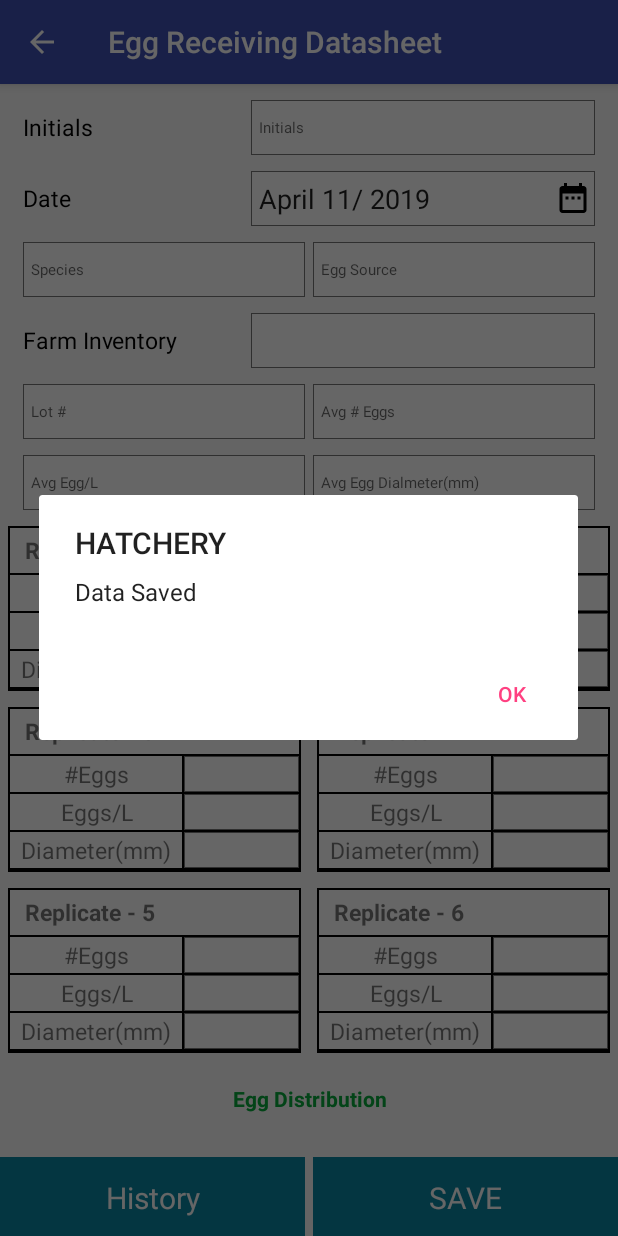
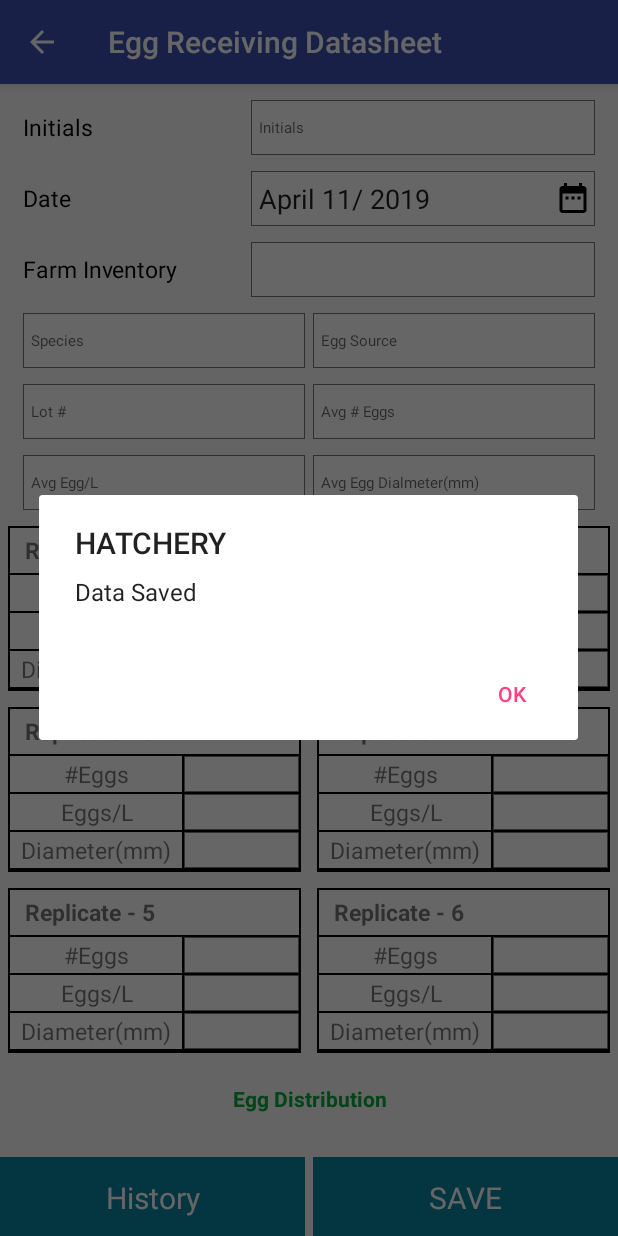
Before and after one commit to Kadarusree/Hatchery, an Android app: the Egg_Receiving_Sheet screen opened directly, with no data from a screen before it, after a tap on "SAVE", on a phone screen of 412 x 824 dp. Run offline under Robolectric (Android 15) with nearby library versions, the phone set to English and light mode, and no system bars; our stand-ins replace Firebase (no records; nobody signed in at launch, a user with empty details on screens opened directly); Roboto replaces fonts that are not available here.

Commit message:
Final Changes

```diff
--- a/app/src/main/java/shiva/com/hatchery/egg/Egg_Receiving_Sheet.java
+++ b/app/src/main/java/shiva/com/hatchery/egg/Egg_Receiving_Sheet.java
@@ -61,6 +61,10 @@ public class Egg_Receiving_Sheet extends AppCompatActivity {
 
     private ProgressDialog mProgressDialog;
     FirebaseFirestore db;
+
+    int total_eggs = 0;
+    int total_eggs_pl = 0;
+    int total_diamter = 0;
 
     @Override
     protected void onCreate(Bundle savedInstanceState) {
@@ -143,10 +147,12 @@ public class Egg_Receiving_Sheet extends AppCompatActivity {
 
         Helper.getListViewSize(mList);
         mAdapter.notifyDataSetChanged();
+        Toast.makeText(getApplicationContext(),"Added into Distribution List",Toast.LENGTH_SHORT).show();
     }
 
 
     public void mrng_chk_save(View view) {
+        caluclate_avg_values();
         Map<String, Object> feedData = new HashMap<>();
         feedData.put("Tank_ID", Constants.TANK_NUMBER);
 
@@ -225,4 +231,76 @@ startActivity(new Intent(getApplicationContext(),Egg_History.class));}
             }
         }, currentDate.get(Calendar.YEAR), currentDate.get(Calendar.MONTH), currentDate.get(Calendar.DATE)).show();
     }
+
+    public void caluclate_avg_values(){
+        if(r1_eggs.getText().toString().length()>0){
+            total_eggs = total_eggs+Integer.parseInt(r1_eggs.getText().toString());
+        }
+        if(r2_eggs.getText().toString().length()>0){
+            total_eggs = total_eggs+Integer.parseInt(r2_eggs.getText().toString());
+        }
+        if(r3_eggs.getText().toString().length()>0){
+            total_eggs = total_eggs+Integer.parseInt(r3_eggs.getText().toString());
+        }
+        if(r4_eggs.getText().toString().length()>0){
+            total_eggs = total_eggs+Integer.parseInt(r4_eggs.getText().toString());
+        }
+        if(r5_eggs.getText().toString().length()>0){
+            total_eggs = total_eggs+Integer.parseInt(r5_eggs.getText().toString());
+        }
+        if(r6_eggs.getText().toString().length()>0){
+            total_eggs = total_eggs+Integer.parseInt(r6_eggs.getText().toString());
+        }
+        //-------------------------------------------------------------------------//
+        if(r1_eggspl.getText().toString().length()>0){
+            total_eggs_pl = total_eggs_pl+Integer.parseInt(r1_eggspl.getText().toString());
+        }
+        if(r2_eggspl.getText().toString().length()>0){
+            total_eggs_pl = total_eggs_pl+Integer.parseInt(r2_eggspl.getText().toString());
+        }
+        if(r3_eggspl.getText().toString().length()>0){
+            total_eggs_pl = total_eggs_pl+Integer.parseInt(r3_eggspl.getText().toString());
+        }
+        if(r4_eggspl.getText().toString().length()>0){
+            total_eggs_pl = total_eggs_pl+Integer.parseInt(r4_eggspl.getText().toString());
+        }
+        if(r5_eggspl.getText().toString().length()>0){
+            total_eggs_pl = total_eggs_pl+Integer.parseInt(r5_eggspl.getText().toString());
+        }
+        if(r6_eggspl.getText().toString().length()>0){
+            total_eggs_pl = total_eggs_pl+Integer.parseInt(r6_eggspl.getText().toString());
+        }
+        //-------------------------------------------------------------------------------//
+        if(r1_diameter.getText().toString().length()>0){
+            total_diamter = total_diamter+Integer.parseInt(r1_diameter.getText().toString());
+        }
+        if(r2_diameter.getText().toString().length()>0){
+            total_diamter = total_diamter+Integer.parseInt(r2_diameter.getText().toString());
+        }
+        if(r3_diameter.getText().toString().length()>0){
+            total_diamter = total_diamter+Integer.parseInt(r3_diameter.getText().toString());
+        }
+        if(r4_diameter.getText().toString().length()>0){
+            total_diamter = total_diamter+Integer.parseInt(r4_diameter.getText().toString());
+        }
+        if(r5_diameter.getText().toString().length()>0){
+            total_diamter = total_diamter+Integer.parseInt(r5_diameter.getText().toString());
+        }
+        if(r6_diameter.getText().toString().length()>0){
+            total_diamter = total_diamter+Integer.parseInt(r6_diameter.getText().toString());
+        }
+
+        if(total_eggs>0){
+           float avg__eggs = total_eggs/6;
+           avg_eggs.setText("Avg # Eggs : "+avg__eggs+"");
+        }
+        if(total_eggs_pl>0){
+            float avg_eggs_pl = total_eggs_pl/6;
+            avg_egspl.setText("Avg Egg/L : "+avg_eggs_pl+"");
+        }
+        if(total_diamter>0){
+            float avg_diameter = total_diamter/6;
+            avg_egg_diameter.setText("Avg Egg Diameter(mm) : "+avg_diameter+"");
+        }
+    }
 }
--- a/app/src/main/java/shiva/com/hatchery/weightSample/WeightSample.java
+++ b/app/src/main/java/shiva/com/hatchery/weightSample/WeightSample.java
@@ -225,7 +225,7 @@ public class WeightSample extends AppCompatActivity {
             @Override
             public void onTextChanged(CharSequence s, int start, int before, int count) {
                 if(s.toString().length()>0&&!s.toString().endsWith(".")){
-                    sample_wt_2 = getFloatFrom(Sw1);
+                    sample_wt_2 = getFloatFrom(Sw2);
 
                     if(sample_wt_2>0&&number_2>0){
                         avg_kg_2 = sample_wt_2/number_2;
@@ -284,7 +284,7 @@ public class WeightSample extends AppCompatActivity {
             @Override
             public void onTextChanged(CharSequence s, int start, int before, int count) {
                 if(s.toString().length()>0&&!s.toString().endsWith(".")){
-                    sample_wt_3 = getFloatFrom(Sw1);
+                    sample_wt_3 = getFloatFrom(Sw3);
 
                     if(sample_wt_3>0&&number_3>0){
                         avg_kg_3 = sample_wt_3/number_3;
--- a/app/src/main/res/layout/activity_egg__receiving__sheet.xml
+++ b/app/src/main/res/layout/activity_egg__receiving__sheet.xml
@@ -87,7 +87,37 @@
                     android:paddingLeft="@dimen/dp_5"
                     android:singleLine="true" />
             </LinearLayout>
-
+            <LinearLayout
+                android:layout_width="match_parent"
+                android:layout_height="0dp"
+                android:layout_marginLeft="@dimen/dp_15"
+                android:layout_marginRight="@dimen/dp_15"
+                android:layout_weight="0.15">
+
+                <TextView
+                    android:layout_width="0dp"
+                    android:layout_height="match_parent"
+                    android:layout_weight="0.4"
+                    android:gravity="left|center"
+                    android:text="Farm Inventory"
+                    android:textColor="@color/black"
+                    android:textSize="@dimen/dp_15" />
+
+                <EditText
+                    android:id="@+id/egg_farm_inventory"
+                    android:layout_width="0dp"
+                    android:layout_height="match_parent"
+                    android:layout_marginBottom="@dimen/dp_5"
+                    android:layout_marginTop="@dimen/dp_5"
+                    android:layout_weight="0.6"
+                    android:background="@drawable/bg_edittext"
+                    android:gravity="left|center"
+                    android:imeOptions="actionNext"
+                    android:paddingLeft="@dimen/dp_5"
+                    android:paddingRight="@dimen/dp_5"
+                    android:singleLine="true"
+                    android:textSize="@dimen/dp_10"></EditText>
+            </LinearLayout>
             <LinearLayout
                 android:layout_width="match_parent"
                 android:layout_height="0dp"
@@ -135,37 +165,6 @@
                 android:layout_marginRight="@dimen/dp_15"
                 android:layout_weight="0.15">
 
-                <TextView
-                    android:layout_width="0dp"
-                    android:layout_height="match_parent"
-                    android:layout_weight="0.4"
-                    android:gravity="left|center"
-                    android:text="Farm Inventory"
-                    android:textColor="@color/black"
-                    android:textSize="@dimen/dp_15" />
-
-                <EditText
-                    android:id="@+id/egg_farm_inventory"
-                    android:layout_width="0dp"
-                    android:layout_height="match_parent"
-                    android:layout_marginBottom="@dimen/dp_5"
-                    android:layout_marginTop="@dimen/dp_5"
-                    android:layout_weight="0.6"
-                    android:background="@drawable/bg_edittext"
-                    android:gravity="left|center"
-                    android:imeOptions="actionNext"
-                    android:paddingLeft="@dimen/dp_5"
-                    android:paddingRight="@dimen/dp_5"
-                    android:singleLine="true"
-                    android:textSize="@dimen/dp_10"></EditText>
-            </LinearLayout>
-            <LinearLayout
-                android:layout_width="match_parent"
-                android:layout_height="0dp"
-                android:layout_marginLeft="@dimen/dp_15"
-                android:layout_marginRight="@dimen/dp_15"
-                android:layout_weight="0.15">
-
                 <EditText
                     android:id="@+id/egg_lot"
                     android:layout_width="0dp"
@@ -197,6 +196,7 @@
                     android:paddingLeft="@dimen/dp_5"
                     android:paddingRight="@dimen/dp_5"
                     android:singleLine="true"
+                    android:enabled="false"
                     android:textSize="@dimen/dp_10"></EditText>
             </LinearLayout>
             <LinearLayout
@@ -220,6 +220,7 @@
                     android:paddingLeft="@dimen/dp_5"
                     android:paddingRight="@dimen/dp_5"
                     android:singleLine="true"
+                    android:enabled="false"
                     android:layout_marginRight="@dimen/dp_5"
                     android:textSize="@dimen/dp_10"></EditText>
 
@@ -237,6 +238,7 @@
                     android:paddingLeft="@dimen/dp_5"
                     android:paddingRight="@dimen/dp_5"
                     android:singleLine="true"
+                    android:enabled="false"
                     android:textSize="@dimen/dp_10"></EditText>
             </LinearLayout>
 
@@ -338,7 +340,7 @@
                                     android:background="@drawable/bg_edittext"
                                     android:gravity="left|center"
                                     android:imeOptions="actionNext"
-                                    android:inputType="numberDecimal"
+                                    android:inputType="number"
                                     android:paddingLeft="@dimen/dp_5"
                                     android:paddingRight="@dimen/dp_5"
                                     android:singleLine="true"
@@ -435,7 +437,7 @@
                                     android:background="@drawable/bg_edittext"
                                     android:gravity="left|center"
                                     android:imeOptions="actionNext"
-                                    android:inputType="numberDecimal"
+                                    android:inputType="number"
                                     android:paddingLeft="@dimen/dp_5"
                                     android:paddingRight="@dimen/dp_5"
                                     android:singleLine="true"
@@ -536,7 +538,7 @@
                                     android:background="@drawable/bg_edittext"
                                     android:gravity="left|center"
                                     android:imeOptions="actionNext"
-                                    android:inputType="numberDecimal"
+                                    android:inputType="number"
                                     android:paddingLeft="@dimen/dp_5"
                                     android:paddingRight="@dimen/dp_5"
                                     android:singleLine="true"
@@ -633,7 +635,7 @@
                                     android:background="@drawable/bg_edittext"
                                     android:gravity="left|center"
                                     android:imeOptions="actionNext"
-                                    android:inputType="numberDecimal"
+                                    android:inputType="number"
                                     android:paddingLeft="@dimen/dp_5"
                                     android:paddingRight="@dimen/dp_5"
                                     android:singleLine="true"
@@ -741,7 +743,7 @@
                                     android:background="@drawable/bg_edittext"
                                     android:gravity="left|center"
                                     android:imeOptions="actionNext"
-                                    android:inputType="numberDecimal"
+                                    android:inputType="number"
                                     android:paddingLeft="@dimen/dp_5"
                                     android:paddingRight="@dimen/dp_5"
                                     android:singleLine="true"
@@ -838,7 +840,7 @@
                                     android:background="@drawable/bg_edittext"
                                     android:gravity="left|center"
                                     android:imeOptions="actionNext"
-                                    android:inputType="numberDecimal"
+                                    android:inputType="number"
                                     android:paddingLeft="@dimen/dp_5"
                                     android:paddingRight="@dimen/dp_5"
                                     android:singleLine="true"
@@ -939,7 +941,7 @@
                                     android:background="@drawable/bg_edittext"
                                     android:gravity="left|center"
                                     android:imeOptions="actionNext"
-                                    android:inputType="numberDecimal"
+                                    android:inputType="number"
                                     android:paddingLeft="@dimen/dp_5"
                                     android:paddingRight="@dimen/dp_5"
                                     android:singleLine="true"
@@ -1036,7 +1038,7 @@
                                     android:background="@drawable/bg_edittext"
                                     android:gravity="left|center"
                                     android:imeOptions="actionNext"
-                                    android:inputType="numberDecimal"
+                                    android:inputType="number"
                                     android:paddingLeft="@dimen/dp_5"
                                     android:paddingRight="@dimen/dp_5"
                                     android:singleLine="true"
@@ -1143,7 +1145,7 @@
                                     android:background="@drawable/bg_edittext"
                                     android:gravity="left|center"
                                     android:imeOptions="actionNext"
-                                    android:inputType="numberDecimal"
+                                    android:inputType="number"
                                     android:paddingLeft="@dimen/dp_5"
                                     android:paddingRight="@dimen/dp_5"
                                     android:singleLine="true"
@@ -1240,7 +1242,7 @@
                                     android:background="@drawable/bg_edittext"
                                     android:gravity="left|center"
                                     android:imeOptions="actionNext"
-                                    android:inputType="numberDecimal"
+                                    android:inputType="number"
                                     android:paddingLeft="@dimen/dp_5"
                                     android:paddingRight="@dimen/dp_5"
                                     android:singleLine="true"
@@ -1341,7 +1343,7 @@
                                     android:background="@drawable/bg_edittext"
                                     android:gravity="left|center"
                                     android:imeOptions="actionNext"
-                                    android:inputType="numberDecimal"
+                                    android:inputType="number"
                                     android:paddingLeft="@dimen/dp_5"
                                     android:paddingRight="@dimen/dp_5"
                                     android:singleLine="true"
@@ -1438,7 +1440,7 @@
                                     android:background="@drawable/bg_edittext"
                                     android:gravity="left|center"
                                     android:imeOptions="actionNext"
-                                    android:inputType="numberDecimal"
+                                    android:inputType="number"
                                     android:paddingLeft="@dimen/dp_5"
                                     android:paddingRight="@dimen/dp_5"
                                     android:singleLine="true"
```
